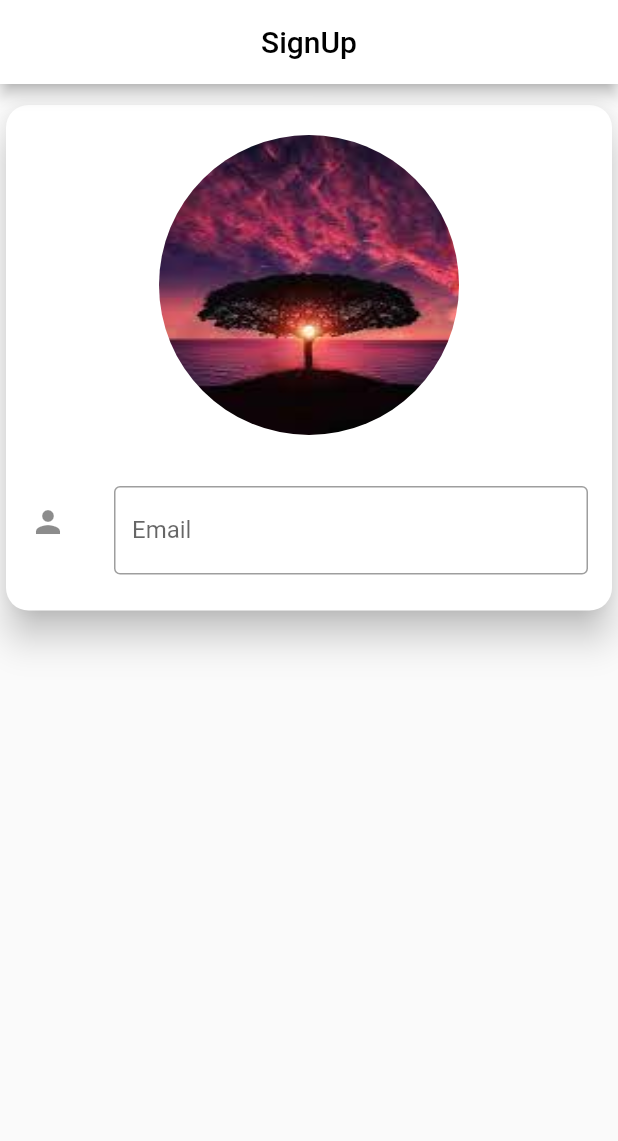
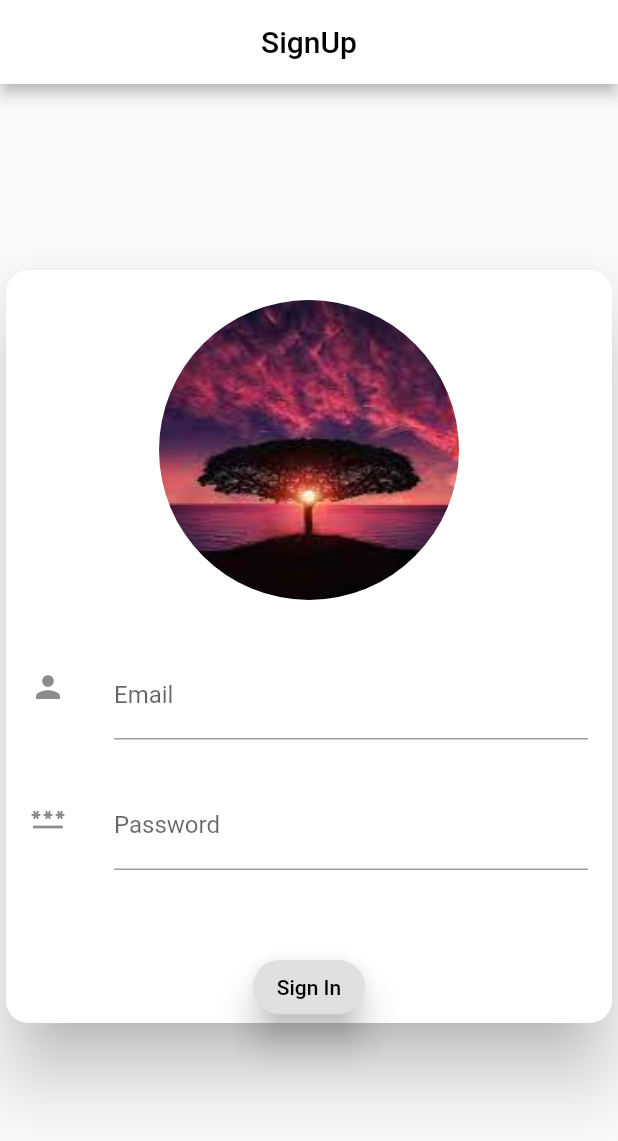
Before and after one commit to Ranaco/sign-up, a Flutter app: the screen it shows after launch, on a phone screen of 412 x 824 dp. Shown: the top 1141 px of the screen. Run offline on Flutter 3.47's test engine with Material 2 defaults, Android fonts, the phone set to English and light mode, and no system bars.

Commit message:
learnt some key strokes
Co-authored-by: Maadhav Sharma <maadhav2001@gmail.com>

```diff
--- a/lib/SignupPage.dart
+++ b/lib/SignupPage.dart
@@ -1,6 +1,7 @@
-// ignore_for_file: file_names, prefer_const_constructors
+// ignore_for_file: file_names, prefer_const_constructors, prefer_final_fields, prefer_const_literals_to_create_immutables
 
 import 'package:flutter/material.dart';
+import 'package:signup/HomePage.dart';
 
 class SignupPage extends StatefulWidget {
   const SignupPage({Key? key}) : super(key: key);
@@ -10,12 +11,15 @@ class SignupPage extends StatefulWidget {
 }
 
 class _SignupPageState extends State<SignupPage> {
-  String email = "";
-  String password = "";
+  GlobalKey<FormState> _key = GlobalKey<FormState>();
+  var _autovalidate = AutovalidateMode.disabled;
+  String _email = "";
+  String _password = "";
   String url = "";
   String phonenumber = "";
   String calories = "";
   String name = "";
+
   @override
   Widget build(BuildContext context) {
     return Scaffold(
@@ -28,16 +32,13 @@ class _SignupPageState extends State<SignupPage> {
         backgroundColor: Colors.white,
       ),
       body: Form(
-        child: Column(
-          children: <Widget>[
-            SizedBox(
-              height: 10,
-            ),
-            SingleChildScrollView(
-              child: Container(
-                decoration: BoxDecoration(),
+        autovalidateMode: _autovalidate,
+        key: _key,
+        child: SingleChildScrollView(
+          child: Padding(
+            padding: const EdgeInsets.only(top: 120.0),
             child: Card(
-                  elevation: 10,
+              elevation: 20,
               shape: RoundedRectangleBorder(
                   borderRadius: BorderRadius.all(Radius.circular(15))),
               child: Column(
@@ -62,29 +63,81 @@ class _SignupPageState extends State<SignupPage> {
                   ListTile(
                     leading: Icon(Icons.person),
                     title: TextFormField(
-                          validator: (input) {
-                            if (input!.isEmpty) {
+                      validator: (email) {
+                        if (email!.isEmpty) {
                           return 'Enter your name';
                         }
                       },
                       decoration: InputDecoration(
                         hintText: 'Enter your Email',
                         labelText: "Email",
-                            border: OutlineInputBorder(),
                       ),
+                      onSaved: (email) {
+                        _email = email!;
+                      },
                     ),
                   ),
                   SizedBox(
                     height: 20,
-                      )
+                  ),
+                  ListTile(
+                    leading: Icon(Icons.password),
+                    title: TextFormField(
+                      decoration: InputDecoration(
+                        hintText: 'Enter password',
+                        labelText: 'Password',
+                      ),
+                      validator: (password) {
+                        if (password!.isEmpty) {
+                          return "Enter Password";
+                        }
+                      },
+                      onSaved: (password) {
+                        _password = password!;
+                      },
+                    ),
+                  ),
+                  SizedBox(
+                    height: 50,
+                  ),
+                  ElevatedButton(
+                    onPressed: () {
+                      _sendToNextScreen();
+                    },
+                    child: Text(
+                      'Sign In',
+                      style: TextStyle(color: Colors.black),
+                    ),
+                    style: ElevatedButton.styleFrom(
+                        elevation: 10,
+                        primary: Colors.grey.shade300,
+                        shape: RoundedRectangleBorder(
+                            borderRadius:
+                                BorderRadius.all(Radius.circular(30)))),
+                  ),
                 ],
               ),
             ),
           ),
         ),
-          ],
-        ),
       ),
     );
   }
+
+  _sendToNextScreen() {
+    if (_key.currentState!.validate()) {
+      _key.currentState!.save();
+      Navigator.push(
+          context,
+          MaterialPageRoute(
+              builder: (context) => HomePage(
+                    email: _email,
+                    password: _password,
+                  )));
+    } else {
+      setState(() {
+        _autovalidate = AutovalidateMode.always;
+      });
     }
+  }
+}
```
Also changed, not shown: lib/HomePage.dart (added, +46 -0 lines). Lines whose indentation alone changed are shown as unchanged.
